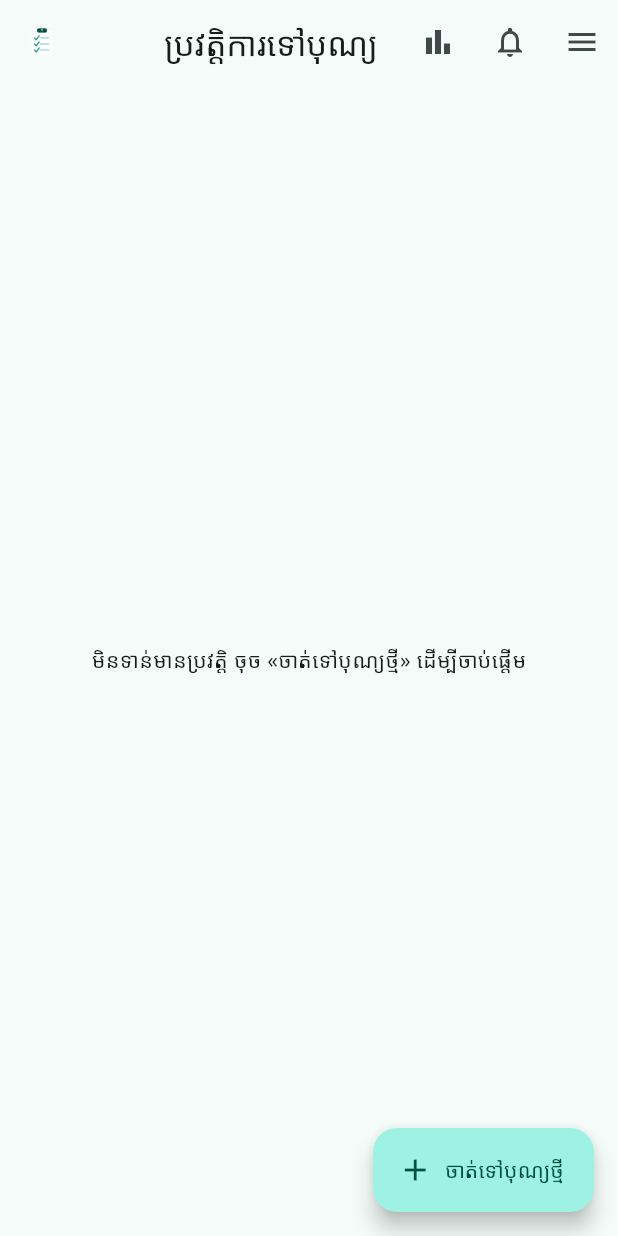
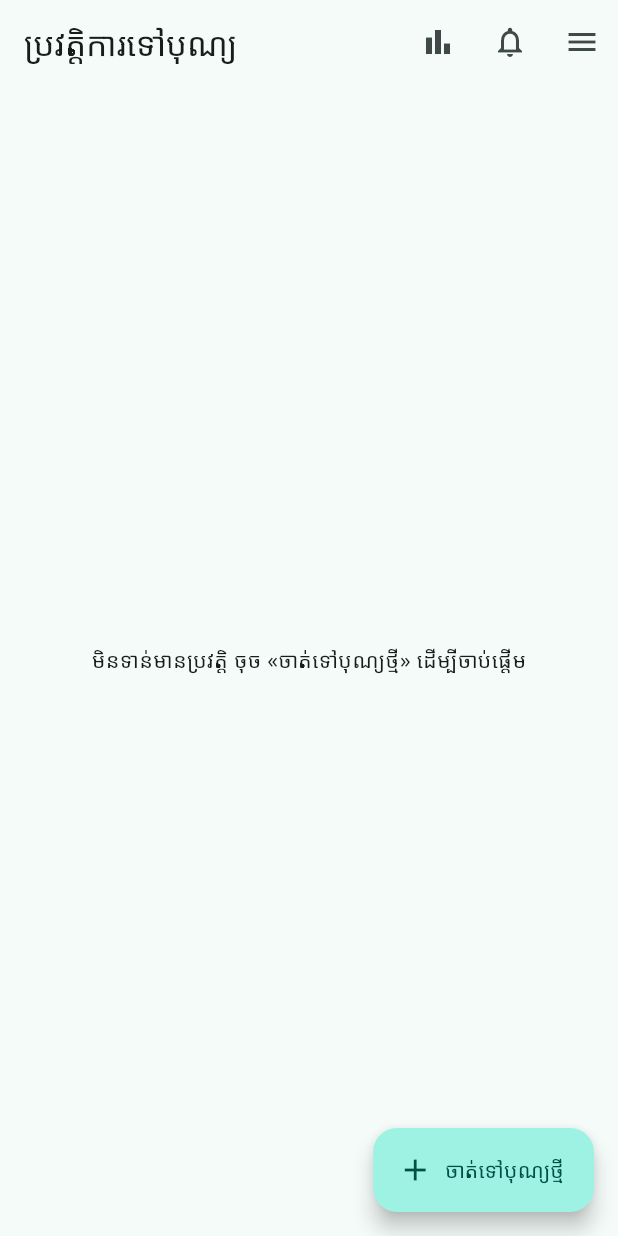
Before and after one commit to sengeys/Tast-Assigment, a Flutter app: the screen it shows after launch, on a phone screen of 412 x 824 dp. Run offline on Flutter 3.47's test engine with Material 3 defaults, Android fonts, the phone set to English and light mode, and no system bars; our stand-ins replace flutter_local_notifications, flutter_timezone, material_ui, shared_preferences, sqflite, timezone; accounts and stored records are empty.

Commit message:
Update Package and Notification

```diff
--- a/lib/core/khmer.dart
+++ b/lib/core/khmer.dart
@@ -1,5 +1,5 @@
 // ជំនួយសម្រាប់លេខ កាលបរិច្ឆេទ និងម៉ោង ជាអក្សរខ្មែរ
-import 'package:flutter/material.dart';
+import 'package:material_ui/material_ui.dart';
 
 const _khDigits = ['០', '១', '២', '៣', '៤', '៥', '៦', '៧', '៨', '៩'];
 const _khWeekdays = ['ច័ន្ទ', 'អង្គារ', 'ពុធ', 'ព្រហស្បតិ៍', 'សុក្រ', 'សៅរ៍', 'អាទិត្យ'];
--- a/lib/main.dart
+++ b/lib/main.dart
@@ -1,5 +1,5 @@
 // ចំណុចចាប់ផ្តើមនៃ App
-import 'package:flutter/material.dart';
+import 'package:material_ui/material_ui.dart';
 import 'package:provider/provider.dart';
 
 import 'screens/notification_inbox_screen.dart';
--- a/lib/screens/app_settings_screen.dart
+++ b/lib/screens/app_settings_screen.dart
@@ -1,4 +1,4 @@
-import 'package:flutter/material.dart';
+import 'package:material_ui/material_ui.dart';
 import 'package:provider/provider.dart';
 
 import '../state/app_state.dart';
--- a/lib/screens/details_screen.dart
+++ b/lib/screens/details_screen.dart
@@ -1,5 +1,5 @@
 // អេក្រង់ពេលវេលា ទីតាំង និងបញ្ជាក់
-import 'package:flutter/material.dart';
+import 'package:material_ui/material_ui.dart';
 import 'package:provider/provider.dart';
 
 import '../core/khmer.dart';
--- a/lib/screens/history_actions.dart
+++ b/lib/screens/history_actions.dart
@@ -1,5 +1,5 @@
 // មុខងាររួមសម្រាប់ប្រវត្តិការចាត់តាំង: ពិនិត្យផុតម៉ោង, Copy, កែ, លុប
-import 'package:flutter/material.dart';
+import 'package:material_ui/material_ui.dart';
 import 'package:flutter/services.dart';
 
 import '../core/khmer.dart';
--- a/lib/screens/history_detail_screen.dart
+++ b/lib/screens/history_detail_screen.dart
@@ -1,5 +1,5 @@
 // អេក្រង់ព័ត៌មានលម្អិតនៃប្រវត្តិការចាត់តាំង
-import 'package:flutter/material.dart';
+import 'package:material_ui/material_ui.dart';
 import 'package:provider/provider.dart';
 
 import '../core/khmer.dart';
--- a/lib/screens/home_screen.dart
+++ b/lib/screens/home_screen.dart
@@ -1,7 +1,7 @@
 // អេក្រង់ដើម: ប្រវត្តិការចាត់តាំង
 import 'dart:async';
 
-import 'package:flutter/material.dart';
+import 'package:material_ui/material_ui.dart';
 import 'package:provider/provider.dart';
 
 import '../core/khmer.dart';
@@ -128,11 +128,13 @@ class _HomeScreenState extends State<HomeScreen> {
       ),
       appBar: AppBar(
         automaticallyImplyLeading: false,
-        centerTitle: true,
-        leading: Padding(
-          padding: const EdgeInsets.all(8),
-          child: Image.asset('assets/icons/icon_foreground.png'),
-        ),
+        centerTitle: false,
+        // leading: Padding(
+        //   padding: const EdgeInsets.all(8),
+        //   child: Image.asset(
+        //     'assets/icons/icon.png',
+        //   ),
+        // ),
         title: const Text('ប្រវត្តិការទៅបុណ្យ'),
         actions: [
           IconButton(
--- a/lib/screens/manage_screen.dart
+++ b/lib/screens/manage_screen.dart
@@ -1,5 +1,5 @@
 // អេក្រង់គ្រប់គ្រងទិន្នន័យ: បុគ្គលិក អ្នកដឹកនាំ ទីតាំង
-import 'package:flutter/material.dart';
+import 'package:material_ui/material_ui.dart';
 import 'package:provider/provider.dart';
 
 import '../core/khmer.dart';
--- a/lib/screens/notification_inbox_screen.dart
+++ b/lib/screens/notification_inbox_screen.dart
@@ -1,6 +1,6 @@
 import 'dart:async';
 
-import 'package:flutter/material.dart';
+import 'package:material_ui/material_ui.dart';
 import 'package:intl/intl.dart';
 
 import '../services/notification_service.dart';
--- a/lib/screens/notification_settings_screen.dart
+++ b/lib/screens/notification_settings_screen.dart
@@ -1,6 +1,6 @@
 import 'dart:async';
 
-import 'package:flutter/material.dart';
+import 'package:material_ui/material_ui.dart';
 
 import '../services/notification_service.dart';
 import '../widgets/dialogs.dart';
--- a/lib/screens/preview_screen.dart
+++ b/lib/screens/preview_screen.dart
@@ -1,5 +1,5 @@
 // អេក្រង់មើលសារ និង Copy
-import 'package:flutter/material.dart';
+import 'package:material_ui/material_ui.dart';
 import 'package:provider/provider.dart';
 import '../state/app_state.dart';
 
--- a/lib/screens/staff_select_screen.dart
+++ b/lib/screens/staff_select_screen.dart
@@ -1,5 +1,5 @@
 // អេក្រង់ជ្រើសរើសបុគ្គលិក
-import 'package:flutter/material.dart';
+import 'package:material_ui/material_ui.dart';
 import 'package:provider/provider.dart';
 
 import '../core/khmer.dart';
--- a/lib/screens/stats_screen.dart
+++ b/lib/screens/stats_screen.dart
@@ -1,5 +1,5 @@
 // អេក្រង់ស្ថិតិការទៅធ្វើការ
-import 'package:flutter/material.dart';
+import 'package:material_ui/material_ui.dart';
 import 'package:intl/intl.dart';
 import 'package:provider/provider.dart';
 import 'package:sqflite/sqflite.dart';
--- a/lib/screens/templates_screen.dart
+++ b/lib/screens/templates_screen.dart
@@ -1,5 +1,5 @@
 // អេក្រង់គំរូការងារ និងអេក្រង់បង្កើត/កែគំរូ
-import 'package:flutter/material.dart';
+import 'package:material_ui/material_ui.dart';
 import 'package:provider/provider.dart';
 
 import '../core/khmer.dart';
--- a/lib/services/notification_service.dart
+++ b/lib/services/notification_service.dart
@@ -2,7 +2,7 @@ import 'dart:async';
 import 'dart:convert';
 
 import 'package:flutter/foundation.dart';
-import 'package:flutter/material.dart';
+import 'package:material_ui/material_ui.dart';
 import 'package:flutter_local_notifications/flutter_local_notifications.dart';
 import 'package:flutter_timezone/flutter_timezone.dart';
 import 'package:shared_preferences/shared_preferences.dart';
--- a/lib/state/app_state.dart
+++ b/lib/state/app_state.dart
@@ -1,5 +1,5 @@
 // State ទូទៅរបស់ App (Provider): ទិន្នន័យ, Draft ការចាត់តាំង, សារ, ការពិនិត្យជាន់ម៉ោង
-import 'package:flutter/material.dart';
+import 'package:material_ui/material_ui.dart';
 import 'package:flutter/services.dart';
 import 'package:intl/intl.dart';
 import 'package:shared_preferences/shared_preferences.dart';
--- a/lib/widgets/dialogs.dart
+++ b/lib/widgets/dialogs.dart
@@ -1,5 +1,5 @@
 // Dialog និង SnackBar ដែលប្រើរួមគ្នា
-import 'package:flutter/material.dart';
+import 'package:material_ui/material_ui.dart';
 import 'package:flutter/services.dart';
 
 String formatPhoneNumber(String value) {
--- a/pubspec.yaml
+++ b/pubspec.yaml
@@ -10,13 +10,13 @@ environment:
 dependencies:
   flutter:
     sdk: flutter
-  # material_ui: ^1.1.0
+  material_ui: ^1.1.0
   cupertino_icons: ^1.0.8
 
   # Package ដែល App ប្រើ ត្រូវនៅក្នុង dependencies (មិនមែន dev_dependencies)
   sqflite: ^2.3.3
   path: ^1.9.0
-  intl: ^0.19.0
+  intl: ^0.20.3
   provider: ^6.1.2
   flutter_local_notifications: ^23.0.3
   flutter_timezone: ^5.1.1
```
Also changed, not shown: pubspec.lock.
